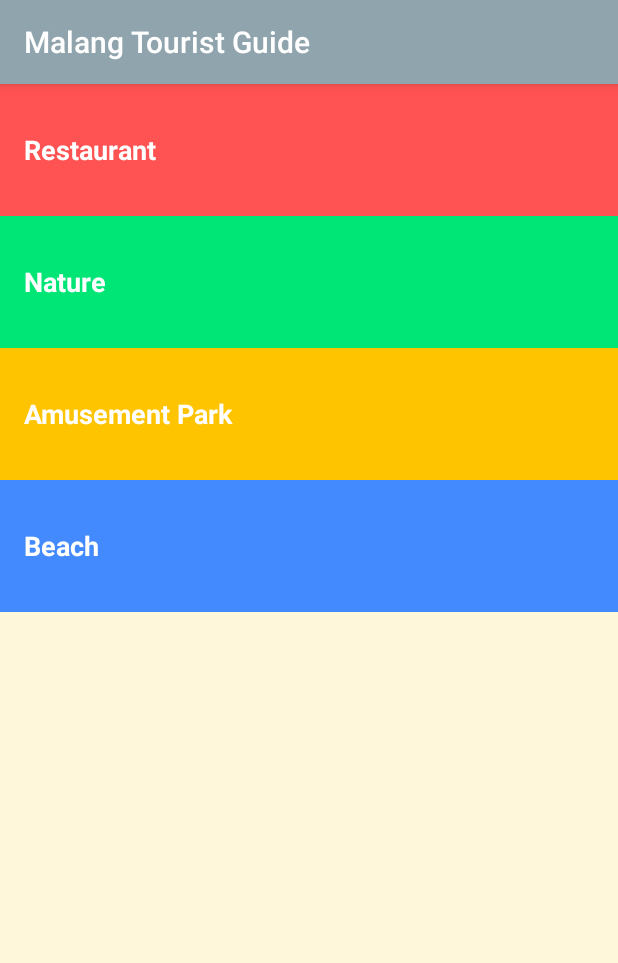
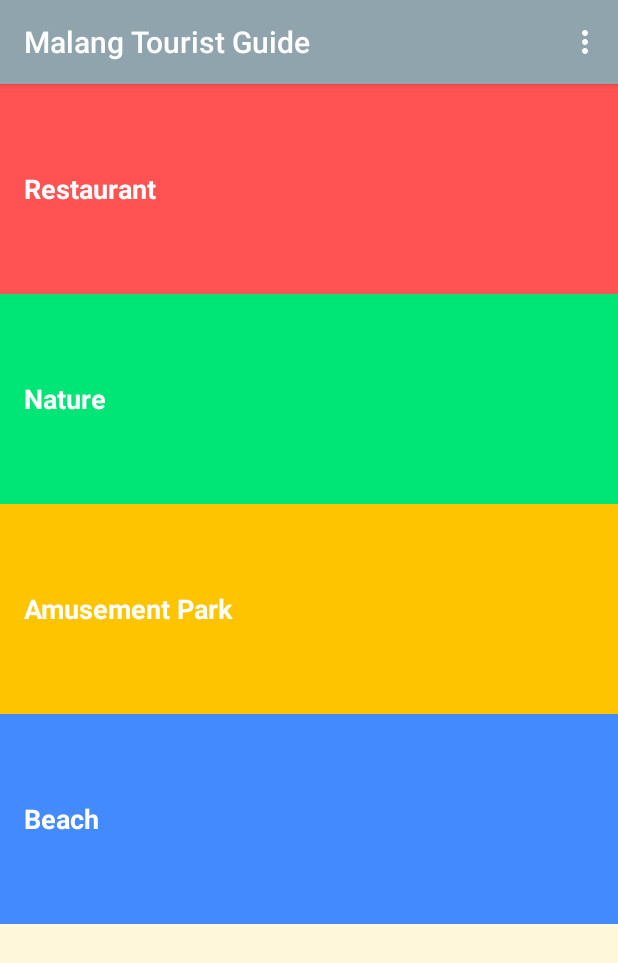
Before and after one commit to adesuluh/TouristGuide, an Android app: the screen it shows after launch (MainActivity), on a phone screen of 412 x 824 dp. Shown: the top 963 px of the screen. Run offline under Robolectric (Android 15) with nearby library versions, the phone set to English and light mode, and no system bars.

Commit message:
Add Little New Look

```diff
--- a/app/src/main/java/adesuluh/touristguide/MainActivity.java
+++ b/app/src/main/java/adesuluh/touristguide/MainActivity.java
@@ -3,6 +3,8 @@ package adesuluh.touristguide;
 import android.content.Intent;
 import android.os.Bundle;
 import android.support.v7.app.AppCompatActivity;
+import android.view.Menu;
+import android.view.MenuInflater;
 import android.view.View;
 import android.widget.TextView;
 
@@ -51,4 +53,11 @@ public class MainActivity extends AppCompatActivity {
         });
 
     }
+
+    @Override
+    public boolean onCreateOptionsMenu(Menu menu) {
+        MenuInflater inflater = getMenuInflater();
+        inflater.inflate(R.menu.items, menu);
+        return super.onCreateOptionsMenu(menu);
+    }
 }
--- a/app/src/main/res/layout/activity_main.xml
+++ b/app/src/main/res/layout/activity_main.xml
@@ -1,4 +1,5 @@
 <?xml version="1.0" encoding="utf-8"?>
+
 <LinearLayout xmlns:android="http://schemas.android.com/apk/res/android"
     xmlns:tools="http://schemas.android.com/tools"
     android:id="@+id/activity_main"
--- a/app/src/main/res/menu/items.xml
+++ b/app/src/main/res/menu/items.xml
@@ -1,4 +1,23 @@
 <?xml version="1.0" encoding="utf-8"?>
 <menu xmlns:android="http://schemas.android.com/apk/res/android">
+    <item
+        android:id="@+id/settingitem"
+        android:title="@string/setting"
+        android:icon="@drawable/ic_menu_moreoverflow"
+        android:showAsAction="ifRoom|withText"
+        />
 
+    <item
+        android:id="@+id/refreshitem"
+        android:title="@string/refresh"
+        android:icon="@drawable/ic_menu_moreoverflow"
+        android:showAsAction="ifRoom|withText"
+        />
+
+    <item
+        android:id="@+id/helpitem"
+        android:title="@string/help"
+        android:icon="@drawable/ic_menu_moreoverflow"
+        android:showAsAction="ifRoom|withText"
+        />
 </menu>
--- a/app/src/main/res/values/dimens.xml
+++ b/app/src/main/res/values/dimens.xml
@@ -1,7 +1,7 @@
 <resources>
     <!-- Default screen margins, per the Android Design guidelines. -->
     <!-- Height of each list item -->
-    <dimen name="list_item_height">88dp</dimen>
+    <dimen name="list_item_height">140dp</dimen>
     <!-- Default screen margins, per the Android Design guidelines. -->
     <dimen name="activity_horizontal_margin">16dp</dimen>
     <dimen name="activity_vertical_margin">16dp</dimen>
--- a/app/src/main/res/values/strings.xml
+++ b/app/src/main/res/values/strings.xml
@@ -13,4 +13,9 @@
 
     <!-- Category name for the vocabulary words for family members [CHAR LIMIT=20] -->
     <string name="category_nature">Nature</string>
+
+    <string name="setting">Setting</string>
+    <string name="refresh">Refresh</string>
+    <string name="help">Help</string>
+
 </resources>
```
Also changed, not shown: app/src/main/res/drawable/ic_menu_moreoverflow.png (added).
